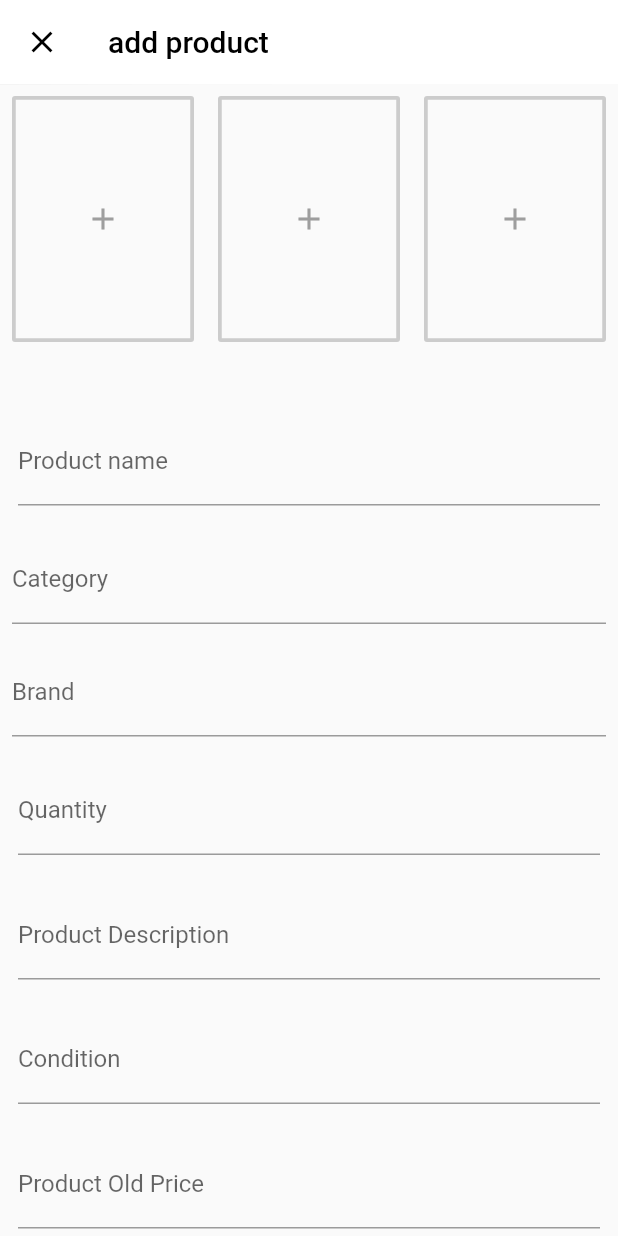
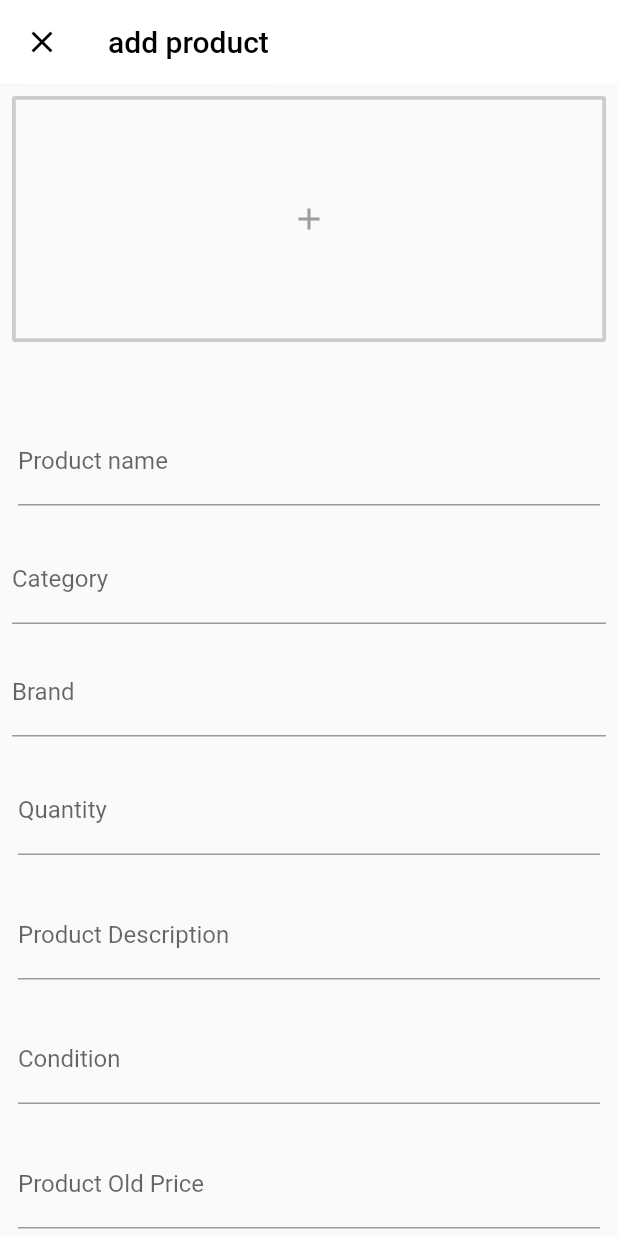
Before and after one commit to CharithBK/E_Shop, a Flutter app: the AddProduct screen opened directly, on a phone screen of 412 x 824 dp. Run offline on Flutter 3.47's test engine with Material 2 defaults, Android fonts, the phone set to English and light mode, and no system bars; drawn by our look-alikes of flutter_typeahead; our stand-ins replace carousel_pro, dio, fluttertoast, image_picker; missing offline and left inert: sweetalert.

Commit message:
product Upload to the Database

```diff
--- a/lib/pages/add_product.dart
+++ b/lib/pages/add_product.dart
@@ -29,6 +29,7 @@ class _AddProductState extends State<AddProduct> {
   TextEditingController priceController = TextEditingController();
   TextEditingController oldpriceController = TextEditingController();
   TextEditingController conditionController = TextEditingController();
+
 
   List<DropdownMenuItem<String>> categoriesDropDown =<DropdownMenuItem<String>>[];
   List<DropdownMenuItem<String>> brandsDropDown = <DropdownMenuItem<String>>[];
@@ -107,28 +108,28 @@ class _AddProductState extends State<AddProduct> {
                       ),
                     ),
                   ),
-                  Expanded(
-                    child: Padding(
-                      padding: const EdgeInsets.all(8.0),
-                      child: OutlineButton(
-                        borderSide: BorderSide(
-                            color: grey.withOpacity(0.5), width: 2.5),
-                        onPressed: () {  _selectImage(ImagePicker.pickImage(source: ImageSource.gallery),2);},
-                        child: _displayChild2(),
-                      ),
-                    ),
-                  ),
-                  Expanded(
-                    child: Padding(
-                      padding: const EdgeInsets.all(8.0),
-                      child: OutlineButton(
-                        borderSide: BorderSide(
-                            color: grey.withOpacity(0.5), width: 2.5),
-                        onPressed: () {  _selectImage(ImagePicker.pickImage(source: ImageSource.gallery),3);},
-                        child: _displayChild3(),
-                      ),
-                    ),
-                  ),
+//                  Expanded(
+//                    child: Padding(
+//                      padding: const EdgeInsets.all(8.0),
+//                      child: OutlineButton(
+//                        borderSide: BorderSide(
+//                            color: grey.withOpacity(0.5), width: 2.5),
+//                        onPressed: () {  _selectImage(ImagePicker.pickImage(source: ImageSource.gallery),2);},
+//                        child: _displayChild2(),
+//                      ),
+//                    ),
+//                  ),
+//                  Expanded(
+//                    child: Padding(
+//                      padding: const EdgeInsets.all(8.0),
+//                      child: OutlineButton(
+//                        borderSide: BorderSide(
+//                            color: grey.withOpacity(0.5), width: 2.5),
+//                        onPressed: () {  _selectImage(ImagePicker.pickImage(source: ImageSource.gallery),3);},
+//                        child: _displayChild3(),
+//                      ),
+//                    ),
+//                  ),
                 ],
               ),
 
@@ -173,8 +174,8 @@ class _AddProductState extends State<AddProduct> {
                       controller: categoryController,
                       decoration: InputDecoration(labelText: 'Category' ,hintText: 'add category')),
                   suggestionsCallback: (pattern) async {
-                    print(pattern);
-                    print("gggg");
+                    //print(pattern);
+                    //print("gggg");
 
                     return await _categoryService.getSuggestions(pattern);
                   },
@@ -186,7 +187,7 @@ class _AddProductState extends State<AddProduct> {
                   },
                   onSuggestionSelected: (suggestion) {
                     setState(() {
-                      print("gg");
+                      //print("gg");
                       _currentCategory = suggestion['name'];
                       categoryController.text = _currentCategory;
                     });
@@ -391,8 +392,11 @@ class _AddProductState extends State<AddProduct> {
                       value: selectedSizes.contains('42'),
                       onChanged: (value) => changeSelectedSize('42')),
                   Text('42'),
+
                 ],
+
               ),
+
               FlatButton(
                 color: red,
                 textColor: white,
@@ -417,14 +421,19 @@ class _AddProductState extends State<AddProduct> {
   }
 
   void changeSelectedSize(String size) {
+    //print(selectedSizes);
     if (selectedSizes.contains(size)){
       setState(() {
         selectedSizes.remove(size);
+
       });
             }
     else {
        setState(() {
-         selectedSizes.insert(0,size);
+         //selectedSizes.insert(0,size);
+         selectedSizes.add(size);
+         print(selectedSizes);
+         //print(size);
        });
 
     }
@@ -433,8 +442,8 @@ class _AddProductState extends State<AddProduct> {
   void _selectImage(Future<File> pickImage ,int imageNumber) async{
     //File tempImg = await pickImage;
     var tempImg = await pickImage;
-    print("oo");
-    print(tempImg);
+    //print("oo");
+    //print(tempImg);
     switch(imageNumber){
       case 1: setState(() {
         _image1 = tempImg;
@@ -459,38 +468,37 @@ class _AddProductState extends State<AddProduct> {
       return Image.file(_image1, fit: BoxFit.fill, width: double.infinity,);
     }
   }
-
-  Widget _displayChild2() {
-    if(_image2 == null){
-      return Padding(
-        padding: const EdgeInsets.fromLTRB(14, 70, 14, 70),
-        child: new Icon(Icons.add, color: grey,),
-      );
-    }else{
-      return Image.file(_image2, fit: BoxFit.fill, width: double.infinity,);
-    }
-  }
-
-  Widget _displayChild3() {
-    if(_image3 == null){
-      return Padding(
-        padding: const EdgeInsets.fromLTRB(14, 70, 14, 70),
-        child: new Icon(Icons.add, color: grey,),
-      );
-    }else{
-      return Image.file(_image3, fit: BoxFit.fill, width: double.infinity,);
-    }
-  }
+//
+//  Widget _displayChild2() {
+//    if(_image2 == null){
+//      return Padding(
+//        padding: const EdgeInsets.fromLTRB(14, 70, 14, 70),
+//        child: new Icon(Icons.add, color: grey,),
+//      );
+//    }else{
+//      return Image.file(_image2, fit: BoxFit.fill, width: double.infinity,);
+//    }
+//  }
+//
+//  Widget _displayChild3() {
+//    if(_image3 == null){
+//      return Padding(
+//        padding: const EdgeInsets.fromLTRB(14, 70, 14, 70),
+//        child: new Icon(Icons.add, color: grey,),
+//      );
+//    }else{
+//      return Image.file(_image3, fit: BoxFit.fill, width: double.infinity,);
+//    }
+//  }
 
   void validateAndUpload() {
-    if(_formKey.currentState.validate()){
-      if(_image1 != null || _image2 != null || _image3 != null){
-        String gg = "XL";
+
+        if(_formKey.currentState.validate()){
+      if(_image1 != null){
+        //String gg = "XL";
         if(selectedSizes.isNotEmpty){
-          _productService.uploadProduct(productNameController.text,categoryController.text,brandController.text,quantityController.text,descriptionController.text,conditionController.text,oldpriceController.text,priceController.text,gg,img1);
-//          String imageUrl;
-//          final String picture = "${DateTime.now().millisecondsSinceEpoch.toString()}.jpg";
-//            StorageUploadTask task = storage.ref
+          String size = selectedSizes[0];
+          _productService.uploadProduct(productNameController.text,categoryController.text,brandController.text,quantityController.text,descriptionController.text,conditionController.text,oldpriceController.text,priceController.text,size,img1);
           Fluttertoast.showToast(msg: 'all done');
         }else{
           Fluttertoast.showToast(msg: 'select atleast one size');
```
Also changed, not shown: lib/componets/products.dart (+31 -1 lines), lib/pages/product_details.dart (+113 -43 lines).
